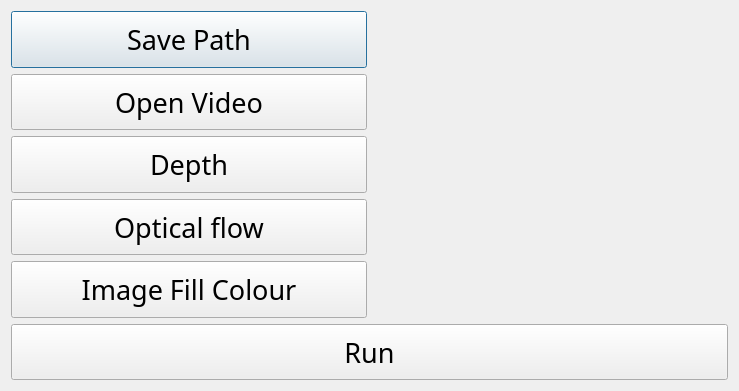
Above: application/dialog.ui from kevinhartyanyi/BSC-Thesis before the change. Below: the same form after it.
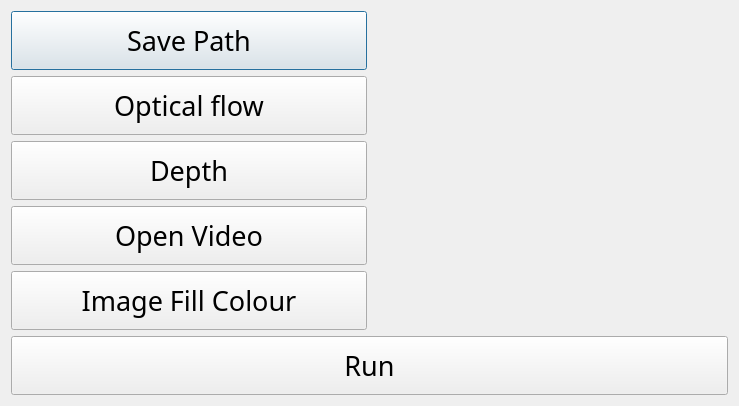
That is the form after the change.

The edit to the form file:
```diff
--- a/application/dialog.ui
+++ b/application/dialog.ui
@@ -7,13 +7,15 @@
     <x>0</x>
     <y>0</y>
     <width>739</width>
-    <height>391</height>
+    <height>406</height>
    </rect>
   </property>
   <property name="windowTitle">
    <string>Dialog</string>
   </property>
-  <layout class="QVBoxLayout" name="verticalLayout">
+  <layout class="QVBoxLayout" name="verticalLayout_2">
+   <item>
+    <layout class="QVBoxLayout" name="layout_v">
    <item>
     <layout class="QHBoxLayout" name="horizontalLayout_2">
      <item>
@@ -56,84 +58,6 @@
      </item>
     </layout>
    </item>
-   <item>
-    <layout class="QHBoxLayout" name="horizontalLayout">
-     <item>
-      <widget class="QPushButton" name="b_vid">
-       <property name="sizePolicy">
-        <sizepolicy hsizetype="Preferred" vsizetype="Preferred">
-         <horstretch>0</horstretch>
-         <verstretch>0</verstretch>
-        </sizepolicy>
-       </property>
-       <property name="font">
-        <font>
-         <family>GE Inspira</family>
-         <pointsize>20</pointsize>
-        </font>
-       </property>
-       <property name="toolTip">
-        <string>Video you wish to analyse</string>
-       </property>
-       <property name="text">
-        <string>Open Video</string>
-       </property>
-      </widget>
-     </item>
-     <item>
-      <widget class="QLabel" name="l_vid">
-       <property name="font">
-        <font>
-         <family>GE Inspira</family>
-         <pointsize>20</pointsize>
-        </font>
-       </property>
-       <property name="text">
-        <string/>
-       </property>
-      </widget>
-     </item>
-    </layout>
-   </item>
-   <item>
-    <layout class="QHBoxLayout" name="horizontalLayout_4">
-     <item>
-      <widget class="QPushButton" name="b_depth">
-       <property name="sizePolicy">
-        <sizepolicy hsizetype="Preferred" vsizetype="Preferred">
-         <horstretch>0</horstretch>
-         <verstretch>0</verstretch>
-        </sizepolicy>
-       </property>
-       <property name="font">
-        <font>
-         <family>GE Inspira</family>
-         <pointsize>20</pointsize>
-        </font>
-       </property>
-       <property name="toolTip">
-        <string>Depth estimation running file</string>
-       </property>
-       <property name="text">
-        <string>Depth</string>
-       </property>
-      </widget>
-     </item>
-     <item>
-      <widget class="QLabel" name="l_depth">
-       <property name="font">
-        <font>
-         <family>GE Inspira</family>
-         <pointsize>20</pointsize>
-        </font>
-       </property>
-       <property name="text">
-        <string/>
-       </property>
-      </widget>
-     </item>
-    </layout>
-   </item>
    <item>
     <layout class="QHBoxLayout" name="horizontalLayout_3">
      <item>
@@ -173,6 +97,84 @@
      </item>
     </layout>
    </item>
+     <item>
+      <layout class="QHBoxLayout" name="horizontalLayout_4">
+       <item>
+        <widget class="QPushButton" name="b_depth">
+         <property name="sizePolicy">
+          <sizepolicy hsizetype="Preferred" vsizetype="Preferred">
+           <horstretch>0</horstretch>
+           <verstretch>0</verstretch>
+          </sizepolicy>
+         </property>
+         <property name="font">
+          <font>
+           <family>GE Inspira</family>
+           <pointsize>20</pointsize>
+          </font>
+         </property>
+         <property name="toolTip">
+          <string>Depth estimation running file</string>
+         </property>
+         <property name="text">
+          <string>Depth</string>
+         </property>
+        </widget>
+       </item>
+       <item>
+        <widget class="QLabel" name="l_depth">
+         <property name="font">
+          <font>
+           <family>GE Inspira</family>
+           <pointsize>20</pointsize>
+          </font>
+         </property>
+         <property name="text">
+          <string/>
+         </property>
+        </widget>
+       </item>
+      </layout>
+     </item>
+     <item>
+      <layout class="QHBoxLayout" name="horizontalLayout">
+       <item>
+        <widget class="QPushButton" name="b_vid">
+         <property name="sizePolicy">
+          <sizepolicy hsizetype="Preferred" vsizetype="Preferred">
+           <horstretch>0</horstretch>
+           <verstretch>0</verstretch>
+          </sizepolicy>
+         </property>
+         <property name="font">
+          <font>
+           <family>GE Inspira</family>
+           <pointsize>20</pointsize>
+          </font>
+         </property>
+         <property name="toolTip">
+          <string>Video you wish to analyse</string>
+         </property>
+         <property name="text">
+          <string>Open Video</string>
+         </property>
+        </widget>
+       </item>
+       <item>
+        <widget class="QLabel" name="l_vid">
+         <property name="font">
+          <font>
+           <family>GE Inspira</family>
+           <pointsize>20</pointsize>
+          </font>
+         </property>
+         <property name="text">
+          <string/>
+         </property>
+        </widget>
+       </item>
+      </layout>
+     </item>
    <item>
     <layout class="QHBoxLayout" name="horizontalLayout_5">
      <item>
@@ -233,6 +235,8 @@
       <string>Run</string>
      </property>
     </widget>
+     </item>
+    </layout>
    </item>
   </layout>
  </widget>
```
Lines whose indentation alone changed are shown as unchanged.
